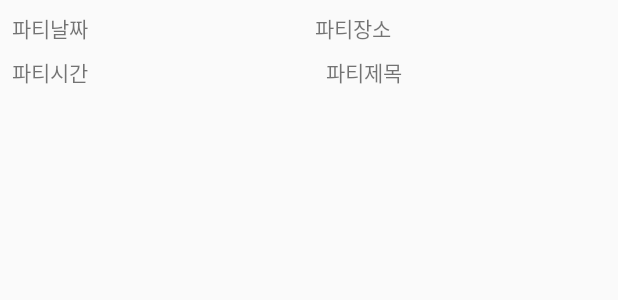
After one commit to PartyGwam/front, an Android app: the layout list_party_item.xml on its own in the app's theme, with its tools: preview values and no code run, on a phone screen of 412 x 824 dp. The commit adds this screen. Shown: the top 300 px of the screen. Run offline under Robolectric (Android 15) with nearby library versions, the phone set to English and light mode, and no system bars.

Commit message:
메인 탭 페이지 프래그먼트 구성중

```diff
--- a/app/src/main/java/com/example/joe/depromeet_partygwam/Login/View/LoginActivity.java
+++ b/app/src/main/java/com/example/joe/depromeet_partygwam/Login/View/LoginActivity.java
@@ -4,13 +4,11 @@ import android.content.Intent;
 import android.os.Bundle;
 import android.support.annotation.Nullable;
 import android.support.v7.app.AppCompatActivity;
-import android.widget.Button;
 
 import com.example.joe.depromeet_partygwam.Join.View.JoinActivity;
-import com.example.joe.depromeet_partygwam.Main.View.MainActivity;
+import com.example.joe.depromeet_partygwam.Main.View.PartyListActivity;
 import com.example.joe.depromeet_partygwam.R;
 
-import butterknife.BindView;
 import butterknife.ButterKnife;
 import butterknife.OnClick;
 
@@ -25,7 +23,7 @@ public class LoginActivity extends AppCompatActivity {
 
     @OnClick(R.id.login_loginBtn)
     public void loginButtonClick() {
-        startActivity(new Intent(LoginActivity.this, MainActivity.class));
+        startActivity(new Intent(LoginActivity.this, PartyListActivity.class));
         finish();
     }
 
--- /dev/null
+++ b/app/src/main/res/layout/list_party_item.xml
@@ -0,0 +1,64 @@
+<?xml version="1.0" encoding="utf-8"?>
+<android.support.constraint.ConstraintLayout
+    xmlns:android="http://schemas.android.com/apk/res/android"
+    xmlns:app="http://schemas.android.com/apk/res-auto"
+    xmlns:tools="http://schemas.android.com/tools"
+    android:layout_width="match_parent"
+    android:layout_height="wrap_content">
+
+
+    <TextView
+        android:id="@+id/party_date"
+        android:layout_width="wrap_content"
+        android:layout_height="wrap_content"
+        android:layout_marginLeft="8dp"
+        android:layout_marginStart="8dp"
+        android:layout_marginTop="8dp"
+        android:text="파티날짜"
+        app:layout_constraintStart_toStartOf="parent"
+        app:layout_constraintTop_toTopOf="parent"/>
+
+    <TextView
+        android:id="@+id/party_time"
+        android:layout_width="wrap_content"
+        android:layout_height="wrap_content"
+        android:layout_marginBottom="8dp"
+        android:layout_marginLeft="8dp"
+        android:layout_marginStart="8dp"
+        android:layout_marginTop="8dp"
+        android:text="파티시간"
+        app:layout_constraintBottom_toBottomOf="parent"
+        app:layout_constraintStart_toStartOf="parent"
+        app:layout_constraintTop_toBottomOf="@+id/party_date"/>
+
+    <TextView
+        android:id="@+id/party_location"
+        android:layout_width="wrap_content"
+        android:layout_height="wrap_content"
+        android:layout_marginEnd="8dp"
+        android:layout_marginLeft="8dp"
+        android:layout_marginRight="8dp"
+        android:layout_marginStart="8dp"
+        android:layout_marginTop="8dp"
+        android:text="파티장소"
+        app:layout_constraintEnd_toEndOf="parent"
+        app:layout_constraintStart_toEndOf="@+id/party_date"
+        app:layout_constraintTop_toTopOf="parent"/>
+
+    <TextView
+        android:id="@+id/party_title"
+        android:layout_width="wrap_content"
+        android:layout_height="wrap_content"
+        android:layout_marginEnd="92dp"
+        android:layout_marginLeft="8dp"
+        android:layout_marginRight="92dp"
+        android:layout_marginStart="8dp"
+        android:layout_marginTop="8dp"
+        android:text="파티제목"
+        app:layout_constraintBottom_toBottomOf="parent"
+        app:layout_constraintEnd_toEndOf="parent"
+        app:layout_constraintHorizontal_bias="0.744"
+        app:layout_constraintStart_toEndOf="@+id/party_time"
+        app:layout_constraintTop_toBottomOf="@+id/party_location"
+        app:layout_constraintVertical_bias="0.0"/>
+</android.support.constraint.ConstraintLayout>
```
Also changed, not shown: app/src/main/java/com/example/joe/depromeet_partygwam/Main/View/Party/Party.java (added, +17 -0 lines), app/src/main/java/com/example/joe/depromeet_partygwam/Main/View/PartyListActivity.java (renamed from app/src/main/java/com/example/joe/depromeet_partygwam/Main/View/MainActivity.java, +24 -11 lines), app/src/main/java/com/example/joe/depromeet_partygwam/Main/View/TabFragment/PartyList.java (deleted, +0 -20 lines), app/src/main/java/com/example/joe/depromeet_partygwam/Main/View/TabFragment/PartyListFragment.java (added, +114 -0 lines), app/src/main/res/layout/activity_main.xml (deleted, +0 -48 lines), app/src/main/res/layout/party_list_activity.xml (added, +31 -0 lines), app/src/main/res/layout/party_list_fragment.xml (+29 -5 lines), app/src/main/res/menu/party_list_menu.xml (renamed from app/src/main/res/menu/menu_main.xml).
